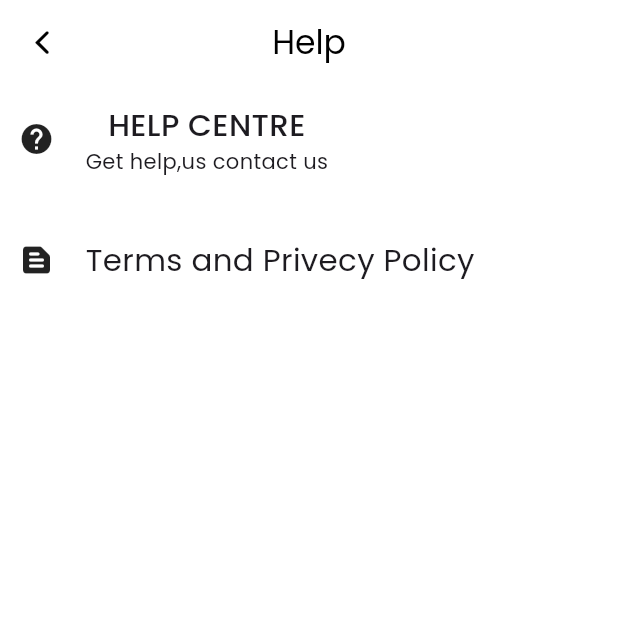
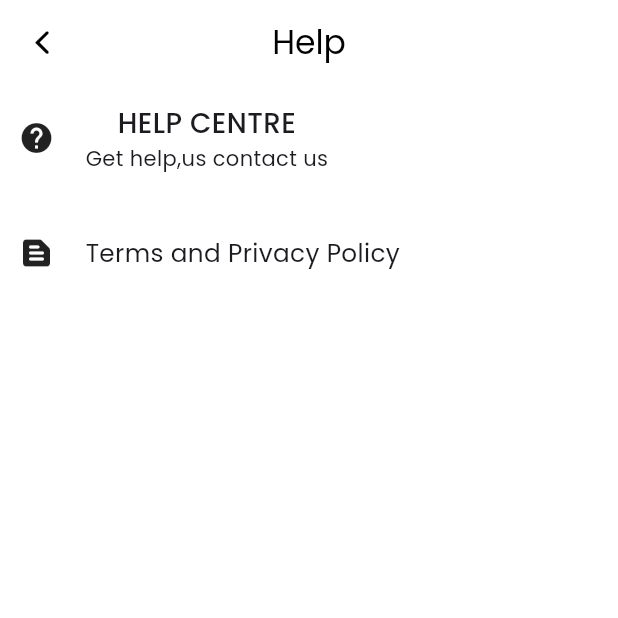
Before and after one commit to shibii787/nectar_project1, a Flutter app: the help screen opened directly, on a phone screen of 412 x 824 dp, the top half of it. Run offline on Flutter 3.47's test engine with Material 3 defaults, Android fonts, the phone set to English and light mode, and no system bars; our stand-ins replace carousel_slider, cloud_firestore, country_code_picker, firebase_auth, firebase_core, firebase_storage and 11 more; missing offline and left inert: animated_rating_stars, flutter_flip_card; accounts and stored records are empty; network calls fail.

Commit message:
changes applied

```diff
--- a/lib/app_authentication/signup_page.dart
+++ b/lib/app_authentication/signup_page.dart
@@ -644,7 +644,7 @@ class _signupPageState extends ConsumerState<signupPage> {
                       Navigator.push(
                           context,
                           MaterialPageRoute(
-                            builder: (context) => loginPage(),
+                            builder: (context) => signPage(),
                           ));
                     },
                     child: Text(
--- a/lib/app_into/onboarding.dart
+++ b/lib/app_into/onboarding.dart
@@ -58,7 +58,7 @@ class _onboardingState extends State<onboarding> {
                 SizedBox(height: h * 0.03),
                 InkWell(
                   onTap: () {
-                    Navigator.pushAndRemoveUntil(context,  CupertinoPageRoute(builder: (context) =>loginPage() ,), (route) => false);
+                    Navigator.pushAndRemoveUntil(context,  CupertinoPageRoute(builder: (context) =>signPage() ,), (route) => false);
                   },
                   child: Container(
                     height: w * 0.15,
--- a/lib/app_profile/help.dart
+++ b/lib/app_profile/help.dart
@@ -34,7 +34,6 @@ class _helpState extends State<help> {
       body: Padding(
         padding:  EdgeInsets.all(w*0.03),
         child: Column(
-          crossAxisAlignment: CrossAxisAlignment.start,
           children: [
             Row(
               children: [
@@ -43,7 +42,7 @@ class _helpState extends State<help> {
                 Column(
                   children: [
                     Text("HELP CENTRE",style: TextStyle(
-                      fontSize: w*0.05,
+                      fontSize: w*0.045,
                       fontWeight: FontWeight.w500
                     ),),
                     SizedBox(width: w*0.05),
@@ -52,13 +51,13 @@ class _helpState extends State<help> {
                 ),
               ],
             ),
-            SizedBox(height: h*0.05,),
+            SizedBox(height: h*0.05),
             Row(
               children: [
                 Icon(Icons.text_snippet_rounded),
                 SizedBox(width: w*0.05,),
-                Text("Terms and Privecy Policy",style: TextStyle(
-                  fontSize: w*0.05
+                Text("Terms and Privacy Policy",style: TextStyle(
+                  fontSize: w*0.04
                 ),)
               ],
             ),
--- a/lib/model/bestSelling_model.dart
+++ b/lib/model/bestSelling_model.dart
@@ -27,8 +27,8 @@ class BestSellingModel{
   factory BestSellingModel.fromMap(Map<String,dynamic>map){
     return BestSellingModel(
         name: map["name"] ?? "",
-        price: map["price"] ?? "",
-        qty: map["qty"] ?? "",
+        price:  (map["price"] is num) ? (map["price"] as num).toDouble() : 0.0,
+        qty: map["qty"] ?? 0,
         description: map["description"] ?? "",
         image: map["image"] ?? "",
         id: map["id"] ?? ""
--- a/lib/model/category_model.dart
+++ b/lib/model/category_model.dart
@@ -23,8 +23,8 @@ class CategoryModel{
   factory CategoryModel.fromMap(Map<String,dynamic>map){
     return CategoryModel(
         name: map["name"] ?? "",
-        price: map["price"] ?? "",
-        qty: map["qty"] ?? "",
+        price:  (map["price"] is num) ? (map["price"] as num).toDouble() : 0.0,
+        qty: map["qty"] ?? 0,
         description: map["description"],
         image: map["image"] ?? ""
     );
--- a/lib/model/grocery_model.dart
+++ b/lib/model/grocery_model.dart
@@ -28,8 +28,8 @@ class GroceryModel{
   factory GroceryModel.fromMap(Map<String,dynamic>map){
     return GroceryModel(
         name: map["name"] ?? "",
-        price: map["price"] ?? "",
-        qty: map["qty"] ?? "",
+        price:  (map["price"] is num) ? (map["price"] as num).toDouble() : 0.0,
+        qty: map["qty"] ?? 0,
         description: map["description"] ?? "",
         image: map["image"] ?? "",
         id: map["id"] ?? ""
--- a/lib/model/pulses_model.dart
+++ b/lib/model/pulses_model.dart
@@ -27,8 +27,8 @@ class PulsesModel{
   factory PulsesModel.fromMap(Map<String,dynamic>map){
     return PulsesModel(
         name: map["name"] ?? "",
-        price: map["price"] ?? "",
-        qty: map["qty"] ?? "",
+        price:  (map["price"] is num) ? (map["price"] as num).toDouble() : 0.0,
+        qty: map["qty"] ?? 0,
         description: map["description"] ?? "",
         image: map["image"] ?? "",
         id: map["id"] ?? ""
```
Also changed, not shown: lib/app_profile/account.dart (+8 -0 lines), lib/feature/addingDetails/controller/addController.dart (+8 -0 lines), lib/feature/addingDetails/repository/addRepository.dart (+9 -0 lines), lib/pages_showing_items/exclusive_view_page.dart (+9 -2 lines).
